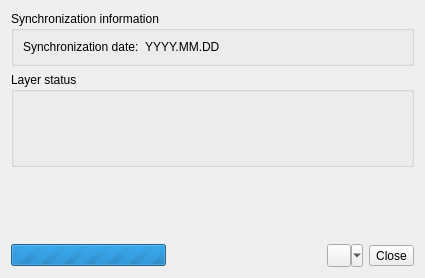
Old version of the form src/nextgis_connect/detached_editing/detached_layer_status_dialog_base.ui in the repository nextgis/nextgis_connect.
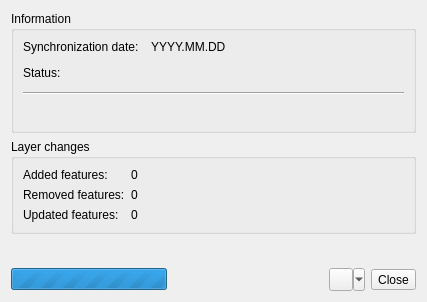
New version of the form. The open tabs and pages were chosen to show the change.

Commit message: Error handling refactoring

```diff
--- a/src/nextgis_connect/detached_editing/detached_layer_status_dialog_base.ui
+++ b/src/nextgis_connect/detached_editing/detached_layer_status_dialog_base.ui
@@ -6,8 +6,8 @@
    <rect>
     <x>0</x>
     <y>0</y>
-    <width>425</width>
-    <height>278</height>
+    <width>427</width>
+    <height>302</height>
    </rect>
   </property>
   <property name="windowTitle">
@@ -17,9 +17,14 @@
    <item>
     <widget class="QGroupBox" name="groupBox_3">
      <property name="title">
-      <string>Synchronization information</string>
+      <string>Information</string>
      </property>
-     <layout class="QFormLayout" name="formLayout_3">
+     <layout class="QVBoxLayout" name="verticalLayout">
+      <property name="spacing">
+       <number>12</number>
+      </property>
+      <item>
+       <layout class="QFormLayout" name="formLayout_2">
       <item row="0" column="0">
        <widget class="QLabel" name="label_2">
         <property name="text">
@@ -34,36 +39,44 @@
         </property>
        </widget>
       </item>
-     </layout>
+        <item row="1" column="1">
+         <widget class="QLabel" name="stateLabel">
+          <property name="text">
+           <string/>
+          </property>
+         </widget>
+        </item>
+        <item row="1" column="0">
+         <widget class="QLabel" name="label_4">
+          <property name="text">
+           <string>Status:</string>
+          </property>
+         </widget>
+        </item>
+       </layout>
+      </item>
+      <item>
+       <widget class="Line" name="line">
+        <property name="orientation">
+         <enum>Qt::Horizontal</enum>
+        </property>
     </widget>
    </item>
    <item>
-    <widget class="QStackedWidget" name="stackedWidget">
-     <property name="sizePolicy">
-      <sizepolicy hsizetype="Preferred" vsizetype="Maximum">
-       <horstretch>0</horstretch>
-       <verstretch>0</verstretch>
-      </sizepolicy>
-     </property>
-     <property name="currentIndex">
-      <number>0</number>
-     </property>
-     <widget class="QWidget" name="changesPage">
-      <layout class="QVBoxLayout" name="verticalLayout">
-       <property name="leftMargin">
-        <number>0</number>
-       </property>
-       <property name="topMargin">
-        <number>0</number>
-       </property>
-       <property name="rightMargin">
-        <number>0</number>
-       </property>
-       <property name="bottomMargin">
-        <number>0</number>
-       </property>
+       <widget class="QLabel" name="errorLabel">
+        <property name="text">
+         <string/>
+        </property>
+        <property name="wordWrap">
+         <bool>true</bool>
+        </property>
+       </widget>
+      </item>
+     </layout>
+    </widget>
+   </item>
        <item>
-        <widget class="QGroupBox" name="groupBox">
+    <widget class="QGroupBox" name="changesGroupBox">
          <property name="title">
           <string>Layer changes</string>
          </property>
@@ -101,7 +114,7 @@
             <item row="2" column="0">
              <widget class="QLabel" name="label_5">
               <property name="text">
-               <string>Updated features</string>
+           <string>Updated features:</string>
               </property>
              </widget>
             </item>
@@ -115,42 +128,6 @@
            </layout>
           </item>
          </layout>
-        </widget>
-       </item>
-      </layout>
-     </widget>
-     <widget class="QWidget" name="errorPage">
-      <layout class="QVBoxLayout" name="verticalLayout_4">
-       <property name="leftMargin">
-        <number>0</number>
-       </property>
-       <property name="topMargin">
-        <number>0</number>
-       </property>
-       <property name="rightMargin">
-        <number>0</number>
-       </property>
-       <property name="bottomMargin">
-        <number>0</number>
-       </property>
-       <item>
-        <widget class="QGroupBox" name="groupBox_2">
-         <property name="title">
-          <string>Layer status</string>
-         </property>
-         <layout class="QVBoxLayout" name="verticalLayout_5">
-          <item>
-           <widget class="QLabel" name="statusLabel">
-            <property name="text">
-             <string/>
-            </property>
-           </widget>
-          </item>
-         </layout>
-        </widget>
-       </item>
-      </layout>
-     </widget>
     </widget>
    </item>
    <item>
```
Lines whose indentation alone changed are shown as unchanged. The commit also changes 44 other files.
